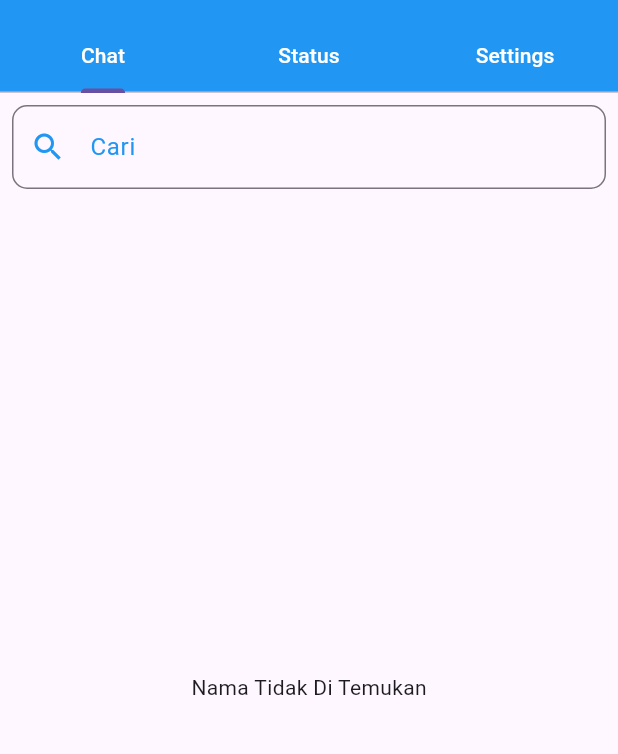
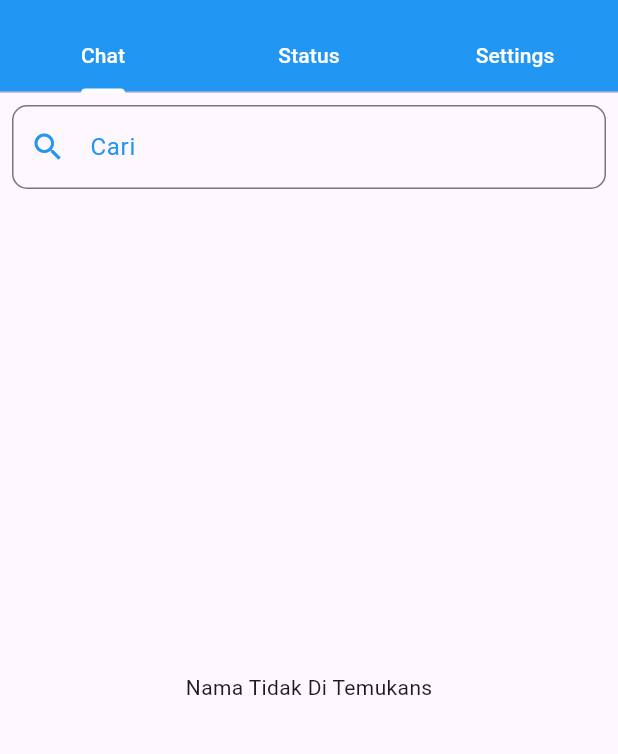
Before and after one commit to waldanzubary/Blue-Chat, a Flutter app: the screen it shows once a user with an empty profile is signed in, after a tap on the "search" icon, on a phone screen of 412 x 824 dp, the part 63-817 px from its top. Run offline on Flutter 3.47's test engine with Material 3 defaults, Android fonts, the phone set to English and light mode, and no system bars; our stand-ins replace cloud_firestore, firebase_auth, firebase_core; accounts and stored records are empty.

Commit message:
Perbaruan dikiti

```diff
--- a/lib/page/ChatPage.dart
+++ b/lib/page/ChatPage.dart
@@ -107,7 +107,7 @@ class _ChatPageState extends State<ChatPage> {
           Expanded(
             child: FieldText(
               controller: _messageController,
-              hintText: 'enter message',
+              hintText: 'Tulis Pesan...',
               obscureText: false,
 
             ),
--- a/lib/page/HomePage.dart
+++ b/lib/page/HomePage.dart
@@ -83,6 +83,8 @@
               Tab(child: Text('Status', style: TextStyle(color: Colors.white))),
               Tab(child: Text('Settings', style: TextStyle(color: Colors.white))),
             ],
+             indicatorColor: Colors.white,
+
           ),
         ),
         body: TabBarView(
@@ -141,7 +143,7 @@
       .toList();
 
   if (userListWidgets.isEmpty) {
-    return const Center(child: Text('Nama Tidak Di Temukan'));
+    return const Center(child: Text('Nama Tidak Di Temukans'));
   }
 
   return ListView(
--- a/pubspec.yaml
+++ b/pubspec.yaml
@@ -39,6 +39,7 @@ dependencies:
   firebase_auth: ^4.17.7
   provider:
   cloud_firestore: ^4.15.7
+  custom_navigation_bar: ^0.8.2
 
 dev_dependencies:
   flutter_test:
```
Also changed, not shown: pubspec.lock.
